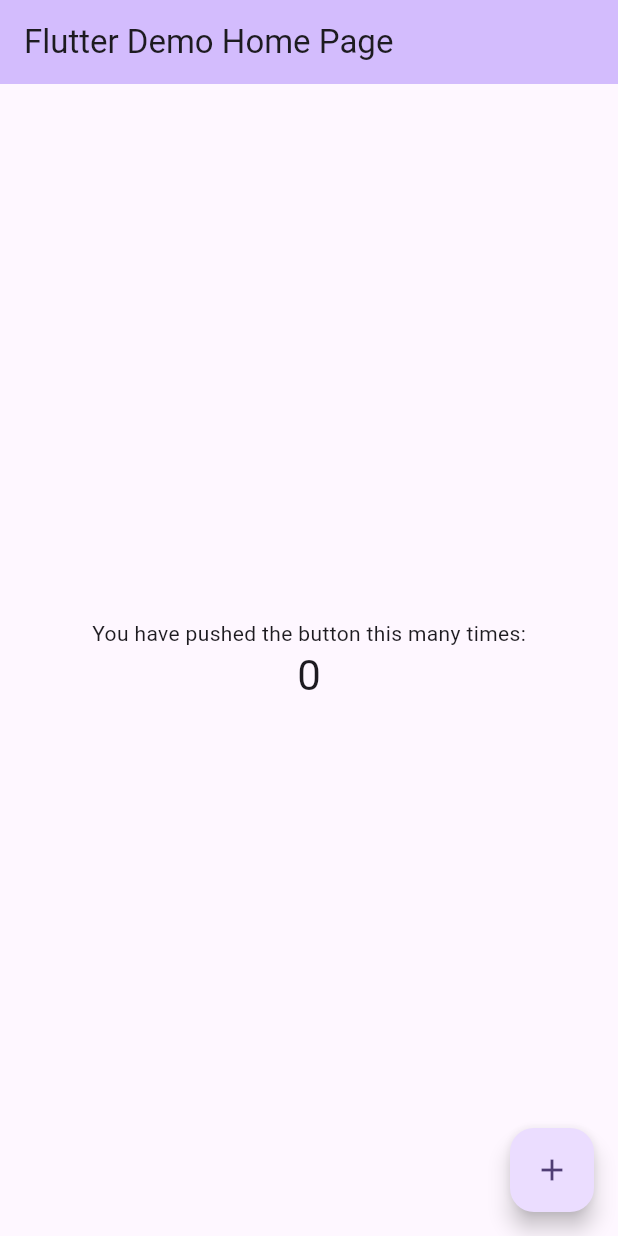
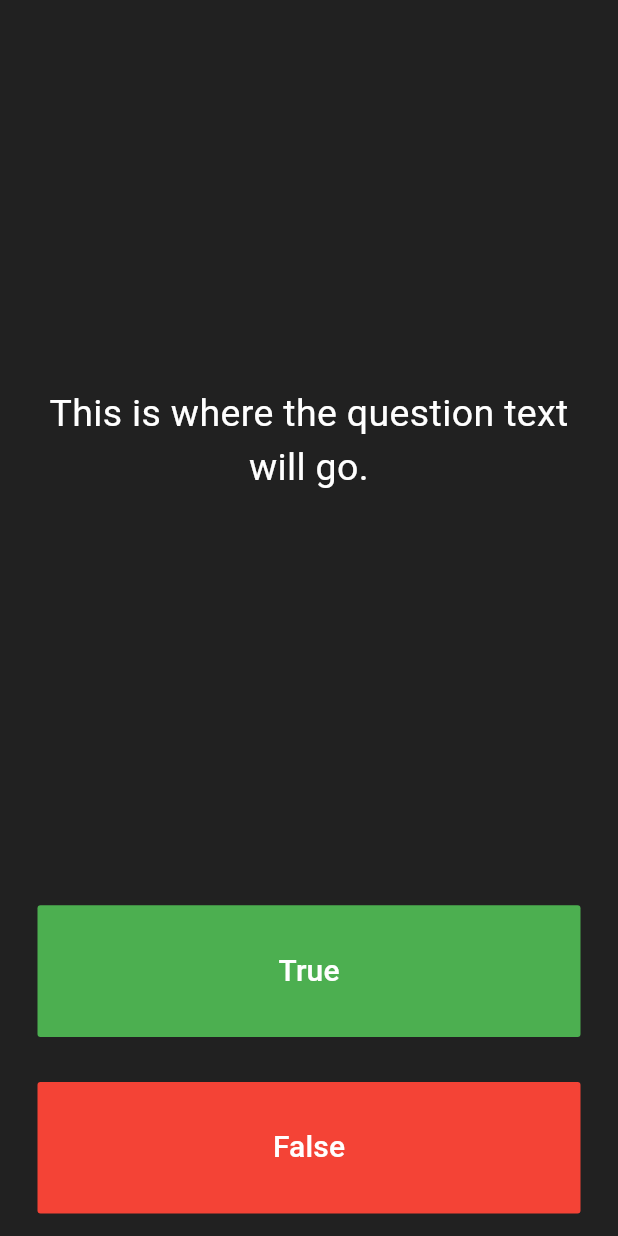
Before and after one commit to abdulrahman-nisar/quizzler, a Flutter app: the screen it shows after launch, on a phone screen of 412 x 824 dp. Run offline on Flutter 3.47's test engine with Material 3 defaults, Android fonts, the phone set to English and light mode, and no system bars.

Commit message:
new changes

```diff
--- a/lib/main.dart
+++ b/lib/main.dart
@@ -1,122 +1,88 @@
 import 'package:flutter/material.dart';
 
-void main() {
-  runApp(const MyApp());
-}
+void main() => runApp(Quizzler());
 
-class MyApp extends StatelessWidget {
-  const MyApp({super.key});
-
-  // This widget is the root of your application.
+class Quizzler extends StatelessWidget {
   @override
   Widget build(BuildContext context) {
     return MaterialApp(
-      title: 'Flutter Demo',
-      theme: ThemeData(
-        // This is the theme of your application.
-        //
-        // TRY THIS: Try running your application with "flutter run". You'll see
-        // the application has a purple toolbar. Then, without quitting the app,
-        // try changing the seedColor in the colorScheme below to Colors.green
-        // and then invoke "hot reload" (save your changes or press the "hot
-        // reload" button in a Flutter-supported IDE, or press "r" if you used
-        // the command line to start the app).
-        //
-        // Notice that the counter didn't reset back to zero; the application
-        // state is not lost during the reload. To reset the state, use hot
-        // restart instead.
-        //
-        // This works for code too, not just values: Most code changes can be
-        // tested with just a hot reload.
-        colorScheme: ColorScheme.fromSeed(seedColor: Colors.deepPurple),
+      home: Scaffold(
+        backgroundColor: Colors.grey.shade900,
+        body: SafeArea(
+          child: Padding(
+            padding: EdgeInsets.symmetric(horizontal: 10.0),
+            child: QuizPage(),
+          ),
+        ),
       ),
-      home: const MyHomePage(title: 'Flutter Demo Home Page'),
     );
   }
 }
 
-class MyHomePage extends StatefulWidget {
-  const MyHomePage({super.key, required this.title});
-
-  // This widget is the home page of your application. It is stateful, meaning
-  // that it has a State object (defined below) that contains fields that affect
-  // how it looks.
-
-  // This class is the configuration for the state. It holds the values (in this
-  // case the title) provided by the parent (in this case the App widget) and
-  // used by the build method of the State. Fields in a Widget subclass are
-  // always marked "final".
-
-  final String title;
-
+class QuizPage extends StatefulWidget {
   @override
-  State<MyHomePage> createState() => _MyHomePageState();
+  _QuizPageState createState() => _QuizPageState();
 }
 
-class _MyHomePageState extends State<MyHomePage> {
-  int _counter = 0;
-
-  void _incrementCounter() {
-    setState(() {
-      // This call to setState tells the Flutter framework that something has
-      // changed in this State, which causes it to rerun the build method below
-      // so that the display can reflect the updated values. If we changed
-      // _counter without calling setState(), then the build method would not be
-      // called again, and so nothing would appear to happen.
-      _counter++;
-    });
-  }
-
+class _QuizPageState extends State<QuizPage> {
   @override
   Widget build(BuildContext context) {
-    // This method is rerun every time setState is called, for instance as done
-    // by the _incrementCounter method above.
-    //
-    // The Flutter framework has been optimized to make rerunning build methods
-    // fast, so that you can just rebuild anything that needs updating rather
-    // than having to individually change instances of widgets.
-    return Scaffold(
-      appBar: AppBar(
-        // TRY THIS: Try changing the color here to a specific color (to
-        // Colors.amber, perhaps?) and trigger a hot reload to see the AppBar
-        // change color while the other colors stay the same.
-        backgroundColor: Theme.of(context).colorScheme.inversePrimary,
-        // Here we take the value from the MyHomePage object that was created by
-        // the App.build method, and use it to set our appbar title.
-        title: Text(widget.title),
-      ),
-      body: Center(
-        // Center is a layout widget. It takes a single child and positions it
-        // in the middle of the parent.
-        child: Column(
-          // Column is also a layout widget. It takes a list of children and
-          // arranges them vertically. By default, it sizes itself to fit its
-          // children horizontally, and tries to be as tall as its parent.
-          //
-          // Column has various properties to control how it sizes itself and
-          // how it positions its children. Here we use mainAxisAlignment to
-          // center the children vertically; the main axis here is the vertical
-          // axis because Columns are vertical (the cross axis would be
-          // horizontal).
-          //
-          // TRY THIS: Invoke "debug painting" (choose the "Toggle Debug Paint"
-          // action in the IDE, or press "p" in the console), to see the
-          // wireframe for each widget.
-          mainAxisAlignment: MainAxisAlignment.center,
-          children: <Widget>[
-            const Text('You have pushed the button this many times:'),
-            Text(
-              '$_counter',
-              style: Theme.of(context).textTheme.headlineMedium,
+    return Column(
+      mainAxisAlignment: MainAxisAlignment.spaceBetween,
+      crossAxisAlignment: CrossAxisAlignment.stretch,
+      children: <Widget>[
+        Expanded(
+          flex: 5,
+          child: Padding(
+            padding: EdgeInsets.all(10.0),
+            child: Center(
+              child: Text(
+                'This is where the question text will go.',
+                textAlign: TextAlign.center,
+                style: TextStyle(fontSize: 25.0, color: Colors.white),
+              ),
             ),
-          ],
+          ),
         ),
-      ),
-      floatingActionButton: FloatingActionButton(
-        onPressed: _incrementCounter,
-        tooltip: 'Increment',
-        child: const Icon(Icons.add),
-      ), // This trailing comma makes auto-formatting nicer for build methods.
+        Expanded(
+          child: Padding(
+            padding: EdgeInsets.all(15.0),
+            child: FlatButton(
+              textColor: Colors.white,
+              color: Colors.green,
+              child: Text(
+                'True',
+                style: TextStyle(color: Colors.white, fontSize: 20.0),
+              ),
+              onPressed: () {
+                //The user picked true.
+              },
+            ),
+          ),
+        ),
+        Expanded(
+          child: Padding(
+            padding: EdgeInsets.all(15.0),
+            child: FlatButton(
+              color: Colors.red,
+              child: Text(
+                'False',
+                style: TextStyle(fontSize: 20.0, color: Colors.white),
+              ),
+              onPressed: () {
+                //The user picked false.
+              },
+            ),
+          ),
+        ),
+        //TODO: Add a Row here as your score keeper
+      ],
     );
   }
 }
+
+/*
+question1: 'You can lead a cow down stairs but not up stairs.', false,
+question2: 'Approximately one quarter of human bones are in the feet.', true,
+question3: 'A slug\'s blood is green.', true,
+*/
```
